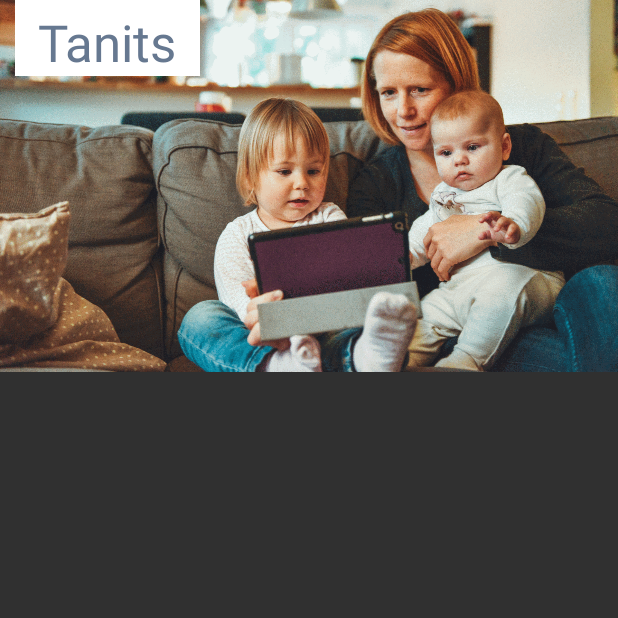
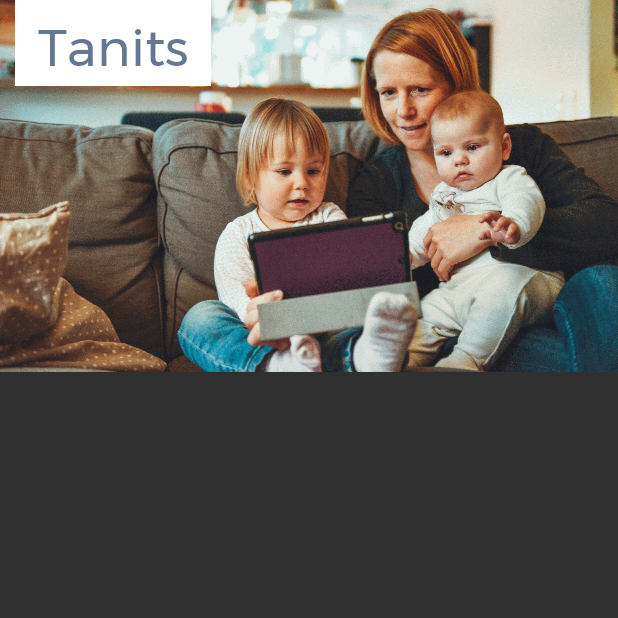
Before and after one commit to judit-juhasz/abnd-single-screen, an Android app: the screen it shows after launch (MainActivity), on a phone screen of 412 x 824 dp, the top half of it. Run offline under Robolectric (Android 15) with nearby library versions, the phone set to English and light mode, and no system bars.

Commit message:
Use the company logo style

```diff
--- a/app/src/main/java/com/example/android/singlescreen/MainActivity.java
+++ b/app/src/main/java/com/example/android/singlescreen/MainActivity.java
@@ -1,7 +1,9 @@
 package com.example.android.singlescreen;
 
+import android.graphics.Typeface;
 import android.support.v7.app.AppCompatActivity;
 import android.os.Bundle;
+import android.widget.TextView;
 
 public class MainActivity extends AppCompatActivity {
 
@@ -9,5 +11,10 @@ public class MainActivity extends AppCompatActivity {
     protected void onCreate(Bundle savedInstanceState) {
         super.onCreate(savedInstanceState);
         setContentView(R.layout.activity_main);
+
+        final Typeface typeface=Typeface.createFromAsset(getAssets(), "fonts/Montserrat-Regular.ttf");
+
+        TextView businessNameTextView = (TextView)findViewById(R.id.tv_business_name);
+        businessNameTextView.setTypeface(typeface);
     }
 }
```
Also changed, not shown: app/src/main/assets/fonts/Montserrat-Regular.ttf (added).
